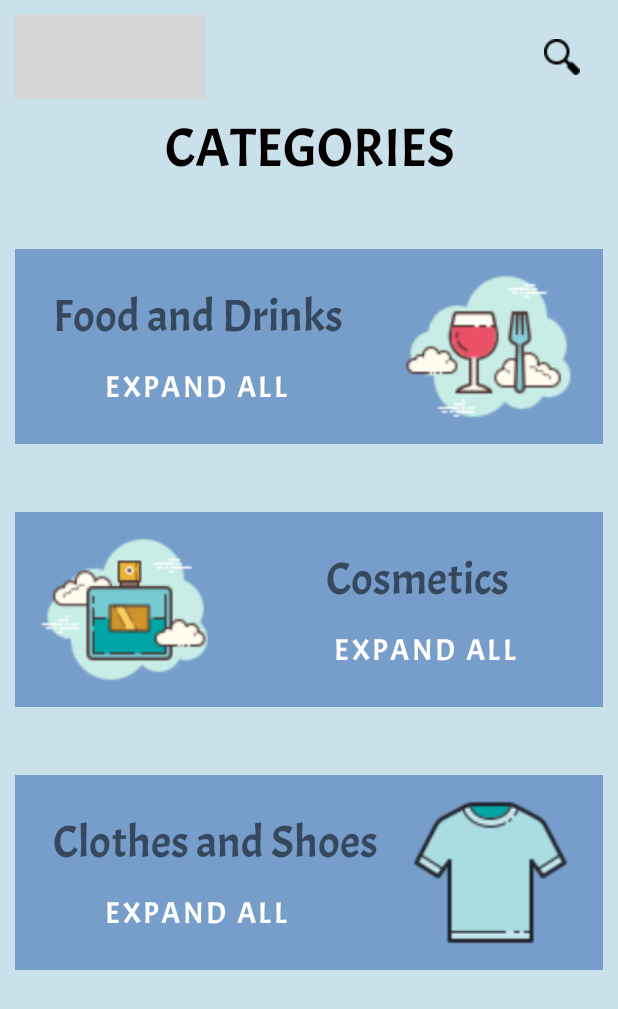
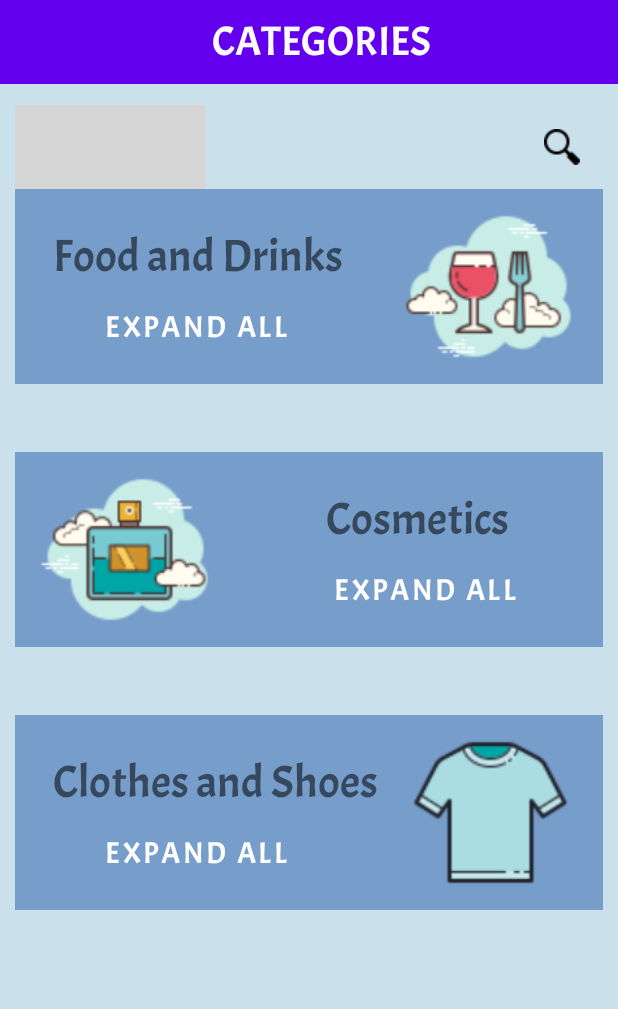
Before and after one commit to catea016/PAM_application, an Android app: the layout activity_category.xml on its own in the app's theme, with its tools: preview values and no code run, on a phone screen of 412 x 824 dp. Shown: the top 1009 px of the screen. Run offline under Robolectric (Android 15) with nearby library versions, the phone set to English and light mode, and no system bars; network calls fail; grey boxes are pictures that could not be loaded.

Commit message:
last modifications

```diff
--- a/PAM_app/app/build.gradle
+++ b/PAM_app/app/build.gradle
@@ -70,4 +70,6 @@ dependencies {
     //Coroutines
     implementation 'org.jetbrains.kotlinx:kotlinx-coroutines-android:1.3.5'
 
+    implementation 'com.google.android.material:material:1.1.0'
+
 }
--- a/PAM_app/app/src/main/java/com/example/pam_app/cosmetics/ApiInterface.kt
+++ b/PAM_app/app/src/main/java/com/example/pam_app/cosmetics/ApiInterface.kt
@@ -14,4 +14,7 @@ interface ApiInterface {
 
     @POST("/api/v1/products.json")
     suspend fun putItem(@Body cosmetics: Cosmetics): Response<Cosmetics>
+
+    @POST("/api/v1/products.json?product_type=eyeshadow")
+    suspend fun postSmth(@Body cosmetics: Cosmetics): Response<Cosmetics>
 }
--- a/PAM_app/app/src/main/java/com/example/pam_app/cosmetics/Repository.kt
+++ b/PAM_app/app/src/main/java/com/example/pam_app/cosmetics/Repository.kt
@@ -15,4 +15,8 @@ class Repository() {
     suspend fun putItem(cosmetics: Cosmetics): Response<Cosmetics> {
         return RetrofitBuilder.api.putItem(cosmetics)
     }
+
+    suspend fun postSmth(cosmetics: Cosmetics): Response<Cosmetics> {
+        return RetrofitBuilder.api.putItem(cosmetics)
+    }
 }
--- a/PAM_app/app/src/main/res/layout/activity_category.xml
+++ b/PAM_app/app/src/main/res/layout/activity_category.xml
@@ -1,11 +1,46 @@
 <?xml version="1.0" encoding="utf-8"?>
-<ScrollView xmlns:android="http://schemas.android.com/apk/res/android"
+<androidx.drawerlayout.widget.DrawerLayout xmlns:android="http://schemas.android.com/apk/res/android"
     xmlns:app="http://schemas.android.com/apk/res-auto"
     xmlns:tools="http://schemas.android.com/tools"
     android:layout_width="match_parent"
     android:layout_height="match_parent"
+    android:id="@+id/drawer"
     android:background="#CAE1EC"
     tools:context=".CategoryActivity">
+
+    <LinearLayout
+        android:layout_width="wrap_content"
+        android:layout_height="wrap_content">
+
+        <androidx.appcompat.widget.Toolbar
+            android:id="@+id/toolbar"
+            android:minHeight="?attr/actionBarSize"
+            android:layout_width="match_parent"
+            android:layout_height="wrap_content"
+            app:titleTextColor="@android:color/white"
+            android:background="?attr/colorPrimary">
+            <TextView
+                android:id="@+id/categories"
+                android:layout_width="match_parent"
+                android:layout_height="match_parent"
+                android:fontFamily="@font/acme"
+                android:gravity="center_horizontal"
+                android:padding="10dp"
+                android:text="CATEGORIES"
+                android:textAlignment="center"
+                android:textColor="#FBFBFB"
+                android:textSize="27dp" />
+        </androidx.appcompat.widget.Toolbar>
+    </LinearLayout>
+
+    <com.google.android.material.navigation.NavigationView
+        android:id="@+id/navigation_view"
+        android:layout_width="wrap_content"
+        android:layout_height="match_parent"
+        android:layout_gravity="start"
+        android:clipToPadding="false"
+        app:menu="@menu/main_menu"
+        />
 
     <LinearLayout
         android:layout_width="match_parent"
@@ -14,6 +49,7 @@
         android:orientation="vertical">
 
         <RelativeLayout
+            android:layout_marginTop="60dp"
             android:layout_width="match_parent"
             android:layout_height="?actionBarSize">
 
@@ -35,17 +71,6 @@
                 app:srcCompat="@drawable/search_icon" />
         </RelativeLayout>
 
-        <TextView
-            android:id="@+id/categories"
-            android:layout_width="match_parent"
-            android:layout_height="100dp"
-            android:fontFamily="@font/acme"
-            android:gravity="center_horizontal"
-            android:padding="10dp"
-            android:text="CATEGORIES"
-            android:textAlignment="center"
-            android:textColor="#040000"
-            android:textSize="36dp" />
 
         <RelativeLayout
             android:layout_width="match_parent"
@@ -168,4 +193,4 @@
     </LinearLayout>
 
 
-</ScrollView>
+</androidx.drawerlayout.widget.DrawerLayout>
--- a/PAM_app/app/src/main/res/layout/activity_cosmetics.xml
+++ b/PAM_app/app/src/main/res/layout/activity_cosmetics.xml
@@ -1,4 +1,5 @@
 <?xml version="1.0" encoding="utf-8"?>
+
 <RelativeLayout
     xmlns:android="http://schemas.android.com/apk/res/android"
     xmlns:app="http://schemas.android.com/apk/res-auto"
--- /dev/null
+++ b/PAM_app/app/src/main/res/menu/main_menu.xml
@@ -0,0 +1,21 @@
+<?xml version="1.0" encoding="utf-8"?>
+<menu xmlns:android="http://schemas.android.com/apk/res/android"
+    xmlns:tools="http://schemas.android.com/tools">
+
+    <group android:checkableBehavior="single">
+        <item
+            android:id="@+id/nav_home"
+            android:icon="@drawable/home"
+            android:title="@string/menu_home" />
+        <item
+            android:id="@+id/nav_account"
+            android:icon="@drawable/account"
+            android:title="@string/menu_account" />
+        <item
+            android:id="@+id/nav_settings"
+            android:icon="@drawable/settings"
+            android:title="@string/menu_settings" />
+
+    </group>
+
+</menu>
--- a/PAM_app/app/src/main/res/values/strings.xml
+++ b/PAM_app/app/src/main/res/values/strings.xml
@@ -1,3 +1,8 @@
 <resources>
     <string name="app_name">PAM_app</string>
+    <string name="menu_home">Home</string>
+    <string name="menu_account">Account</string>
+    <string name="menu_settings">Settings</string>
+    <string name="open">Open</string>
+    <string name="close">Close</string>
 </resources>
--- a/PAM_app/app/src/main/res/values/themes.xml
+++ b/PAM_app/app/src/main/res/values/themes.xml
@@ -1,6 +1,6 @@
 <resources xmlns:tools="http://schemas.android.com/tools">
     <!-- Base application theme. -->
-    <style name="Theme.PAM_app" parent="Theme.MaterialComponents.DayNight.DarkActionBar">
+    <style name="Theme.PAM_app" parent="Theme.MaterialComponents.DayNight.NoActionBar">
         <!-- Primary brand color. -->
         <item name="colorPrimary">@color/purple_500</item>
         <item name="colorPrimaryVariant">@color/purple_700</item>
```
Also changed, not shown: PAM_app/app/src/main/java/com/example/pam_app/CategoryActivity.kt (+29 -0 lines), PAM_app/app/src/main/java/com/example/pam_app/cosmetics/CosmeticsActivity.kt (+27 -5 lines), PAM_app/app/src/main/java/com/example/pam_app/cosmetics/MainViewModel.kt (+7 -0 lines), PAM_app/app/src/main/res/drawable/account.png (added), PAM_app/app/src/main/res/drawable/home.png (added), PAM_app/app/src/main/res/drawable/settings.png (added), 4 other files.
